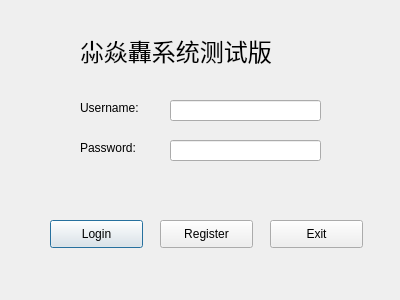
This is Qt/TrainBoom/logindialog.ui in zidaneandmessi/TrainBoom_FrontEnd as Qt 5 draws it before an edit. The edited form follows.
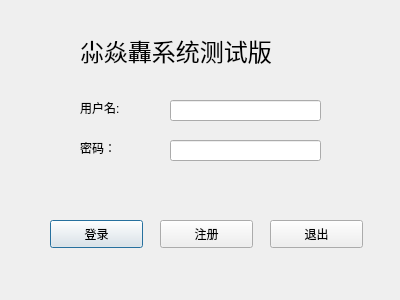
This is the edited form.

Patch:
```diff
--- a/Qt/TrainBoom/logindialog.ui
+++ b/Qt/TrainBoom/logindialog.ui
@@ -23,7 +23,7 @@
     </rect>
    </property>
    <property name="text">
-    <string>Username:</string>
+    <string>用户名:</string>
    </property>
   </widget>
   <widget class="QLabel" name="label_2">
@@ -36,7 +36,7 @@
     </rect>
    </property>
    <property name="text">
-    <string>Password:</string>
+    <string>密码：</string>
    </property>
   </widget>
   <widget class="QLineEdit" name="userLineEdit">
@@ -81,7 +81,7 @@
     </rect>
    </property>
    <property name="text">
-    <string>Login</string>
+    <string>登录</string>
    </property>
   </widget>
   <widget class="QPushButton" name="exitBtn">
@@ -94,7 +94,7 @@
     </rect>
    </property>
    <property name="text">
-    <string>Exit</string>
+    <string>退出</string>
    </property>
   </widget>
   <widget class="QLabel" name="label_3">
@@ -126,7 +126,7 @@
     </rect>
    </property>
    <property name="text">
-    <string>Register</string>
+    <string>注册</string>
    </property>
   </widget>
  </widget>
```
